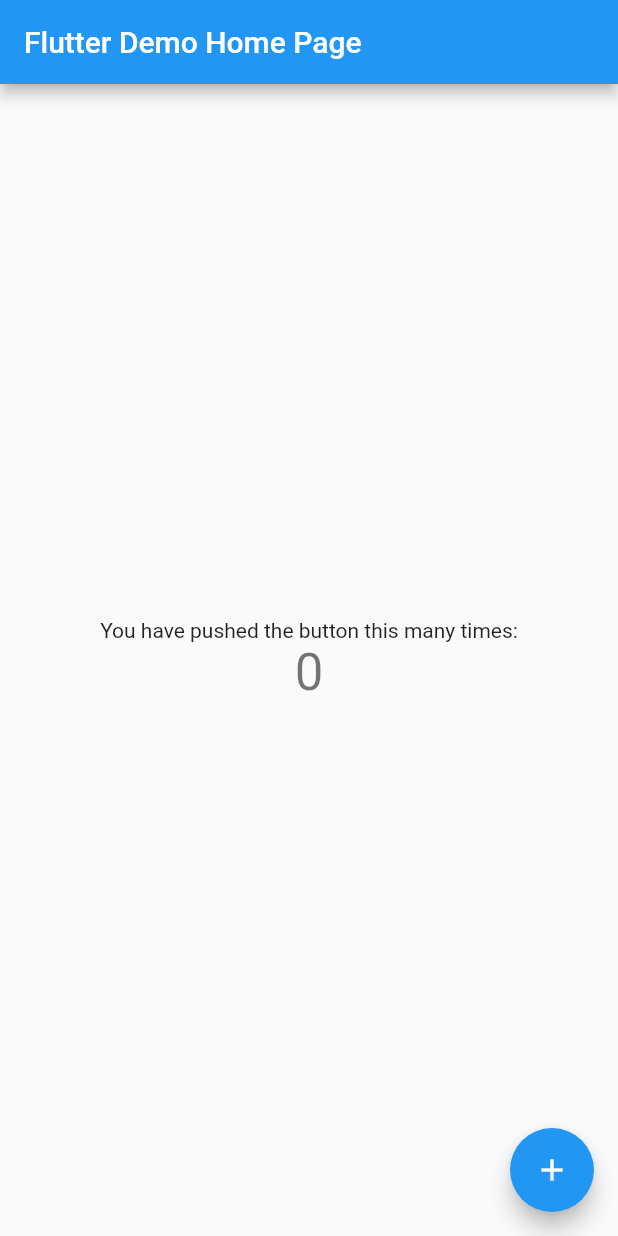
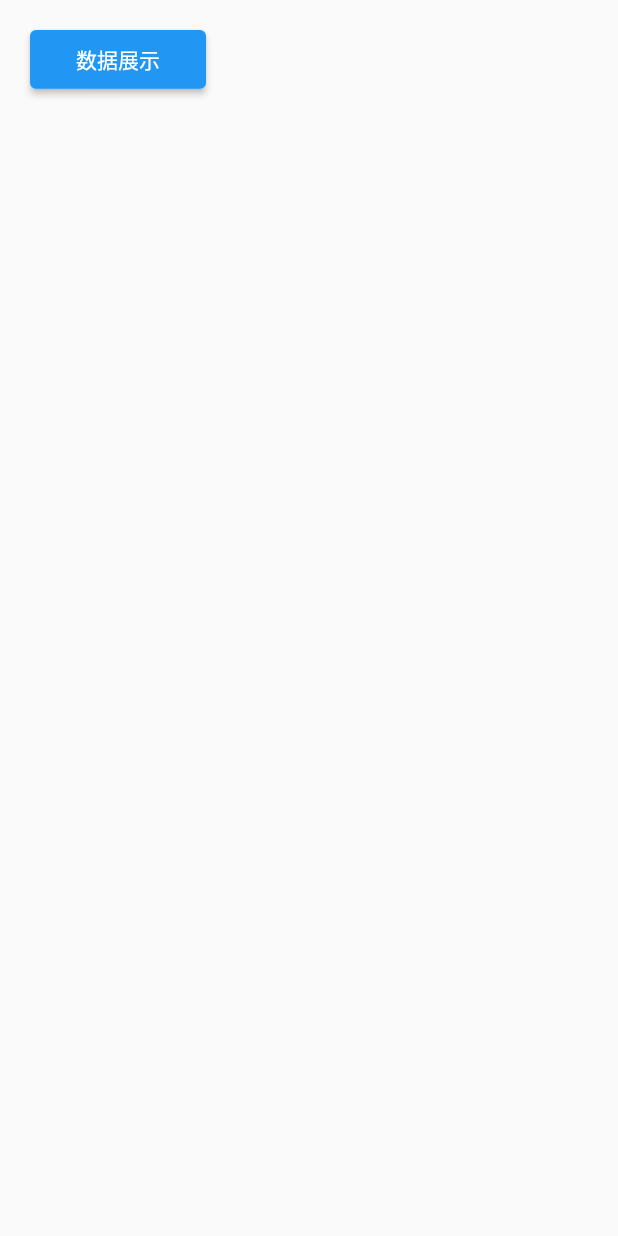
Before and after one commit to ThinkerJack/jui, a Flutter app: the screen it shows after launch, on a phone screen of 412 x 824 dp. Run offline on Flutter 3.47's test engine with Material 2 defaults, Android fonts, the phone set to English and light mode, and no system bars.

Commit message:
feature#代码更新

```diff
--- /dev/null
+++ b/example/lib/demo_router.dart
@@ -0,0 +1,14 @@
+import 'package:example/splash_page.dart';
+import 'package:flutter/cupertino.dart';
+
+import 'demo/data_display_demo.dart';
+
+final demoRouterMap = <String, WidgetBuilder>{
+  DemoRouter.splashPage: (context) => const SplashPage(),
+  DemoRouter.dataDisplayDemo: (context) => const DataDisplayDemo(),
+};
+
+class DemoRouter {
+  static const String splashPage = "splashPage";
+  static const String dataDisplayDemo = "dataDisplayDemo";
+}
--- a/example/lib/main.dart
+++ b/example/lib/main.dart
@@ -1,8 +1,13 @@
+import 'package:example/demo/data_display_demo.dart';
+import 'package:example/splash_page.dart';
 import 'package:flutter/material.dart';
+
+import 'demo_router.dart';
 
 void main() {
   runApp(const MyApp());
 }
+
 
 class MyApp extends StatelessWidget {
   const MyApp({super.key});
@@ -13,103 +18,10 @@ class MyApp extends StatelessWidget {
     return MaterialApp(
       title: 'Flutter Demo',
       theme: ThemeData(
-        // This is the theme of your application.
-        //
-        // Try running your application with "flutter run". You'll see the
-        // application has a blue toolbar. Then, without quitting the app, try
-        // changing the primarySwatch below to Colors.green and then invoke
-        // "hot reload" (press "r" in the console where you ran "flutter run",
-        // or simply save your changes to "hot reload" in a Flutter IDE).
-        // Notice that the counter didn't reset back to zero; the application
-        // is not restarted.
         primarySwatch: Colors.blue,
       ),
-      home: const MyHomePage(title: 'Flutter Demo Home Page'),
+      routes: demoRouterMap,
+      home: const SplashPage(),
     );
   }
 }
-
-class MyHomePage extends StatefulWidget {
-  const MyHomePage({super.key, required this.title});
-
-  // This widget is the home page of your application. It is stateful, meaning
-  // that it has a State object (defined below) that contains fields that affect
-  // how it looks.
-
-  // This class is the configuration for the state. It holds the values (in this
-  // case the title) provided by the parent (in this case the App widget) and
-  // used by the build method of the State. Fields in a Widget subclass are
-  // always marked "final".
-
-  final String title;
-
-  @override
-  State<MyHomePage> createState() => _MyHomePageState();
-}
-
-class _MyHomePageState extends State<MyHomePage> {
-  int _counter = 0;
-
-  void _incrementCounter() {
-    setState(() {
-      // This call to setState tells the Flutter framework that something has
-      // changed in this State, which causes it to rerun the build method below
-      // so that the display can reflect the updated values. If we changed
-      // _counter without calling setState(), then the build method would not be
-      // called again, and so nothing would appear to happen.
-      _counter++;
-    });
-  }
-
-  @override
-  Widget build(BuildContext context) {
-    // This method is rerun every time setState is called, for instance as done
-    // by the _incrementCounter method above.
-    //
-    // The Flutter framework has been optimized to make rerunning build methods
-    // fast, so that you can just rebuild anything that needs updating rather
-    // than having to individually change instances of widgets.
-    return Scaffold(
-      appBar: AppBar(
-        // Here we take the value from the MyHomePage object that was created by
-        // the App.build method, and use it to set our appbar title.
-        title: Text(widget.title),
-      ),
-      body: Center(
-        // Center is a layout widget. It takes a single child and positions it
-        // in the middle of the parent.
-        child: Column(
-          // Column is also a layout widget. It takes a list of children and
-          // arranges them vertically. By default, it sizes itself to fit its
-          // children horizontally, and tries to be as tall as its parent.
-          //
-          // Invoke "debug painting" (press "p" in the console, choose the
-          // "Toggle Debug Paint" action from the Flutter Inspector in Android
-          // Studio, or the "Toggle Debug Paint" command in Visual Studio Code)
-          // to see the wireframe for each widget.
-          //
-          // Column has various properties to control how it sizes itself and
-          // how it positions its children. Here we use mainAxisAlignment to
-          // center the children vertically; the main axis here is the vertical
-          // axis because Columns are vertical (the cross axis would be
-          // horizontal).
-          mainAxisAlignment: MainAxisAlignment.center,
-          children: <Widget>[
-            const Text(
-              'You have pushed the button this many times:',
-            ),
-            Text(
-              '$_counter',
-              style: Theme.of(context).textTheme.headline4,
-            ),
-          ],
-        ),
-      ),
-      floatingActionButton: FloatingActionButton(
-        onPressed: _incrementCounter,
-        tooltip: 'Increment',
-        child: const Icon(Icons.add),
-      ), // This trailing comma makes auto-formatting nicer for build methods.
-    );
-  }
-}
--- /dev/null
+++ b/example/lib/splash_page.dart
@@ -0,0 +1,30 @@
+import 'package:example/demo_router.dart';
+import 'package:flutter/cupertino.dart';
+import 'package:flutter/material.dart';
+
+class SplashPage extends StatelessWidget {
+  const SplashPage({super.key});
+
+  @override
+  Widget build(BuildContext context) {
+    return Scaffold(
+      body: Padding(
+        padding: const EdgeInsets.all(20),
+        child: GridView(
+          gridDelegate: const SliverGridDelegateWithFixedCrossAxisCount(
+              crossAxisCount: 3, //横轴三个子widget
+              mainAxisSpacing: 10,
+              crossAxisSpacing: 10,
+              childAspectRatio: 3 //宽高比为1时，子widget
+              ),
+          children: [
+            ElevatedButton(
+              onPressed: () => Navigator.of(context).pushNamed(DemoRouter.dataDisplayDemo),
+              child: const Text("数据展示"),
+            ),
+          ],
+        ),
+      ),
+    );
+  }
+}
--- a/example/pubspec.yaml
+++ b/example/pubspec.yaml
@@ -31,7 +31,8 @@ environment:
 dependencies:
   flutter:
     sdk: flutter
-
+  jac_uikit:
+    path : ../
 
   # The following adds the Cupertino Icons font to your application.
   # Use with the CupertinoIcons class for iOS style icons.
@@ -47,7 +48,6 @@ dev_dependencies:
   # package. See that file for information about deactivating specific lint
   # rules and activating additional ones.
   flutter_lints: ^2.0.0
-
 # For information on the generic Dart part of this file, see the
 # following page: https://dart.dev/tools/pub/pubspec
 
--- /dev/null
+++ b/lib/data_display.dart
@@ -0,0 +1 @@
+export 'src/data_display/text/hight_light_text_widget.dart';
```
Also changed, not shown: example/lib/demo/data_display_demo.dart (added, +41 -0 lines), lib/jac_uikit.dart (deleted, +0 -7 lines), lib/src/data_display/text/hight_light_text_widget.dart (added, +78 -0 lines), assets/test.png (deleted), example/pubspec.lock, 2 other files.
